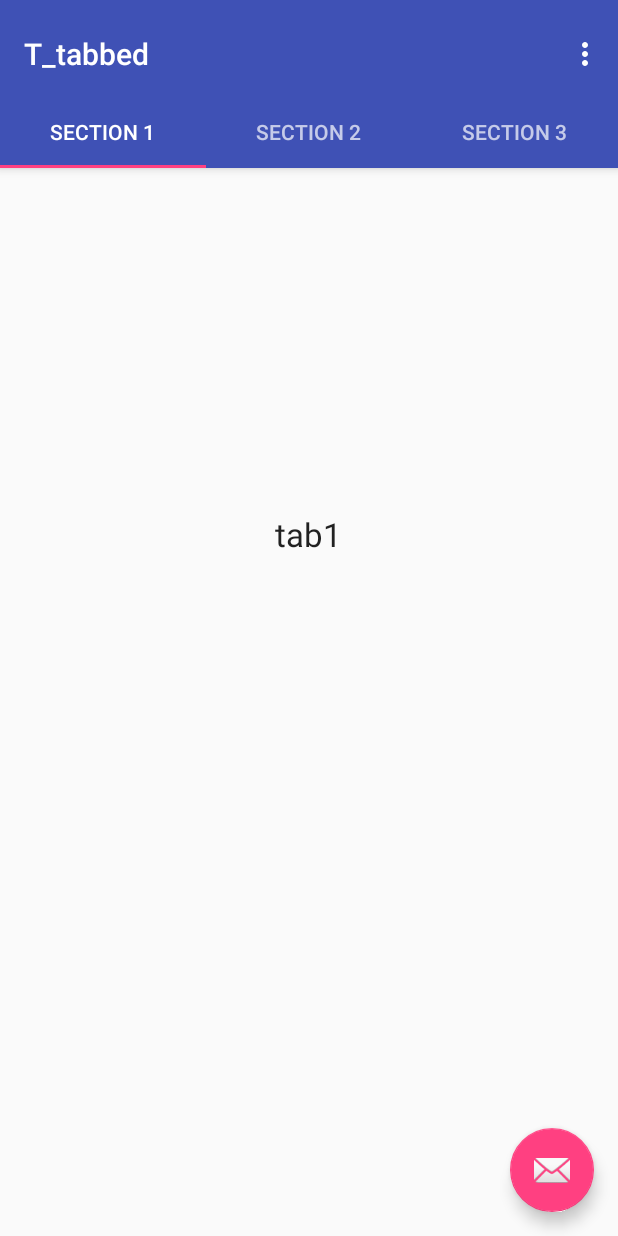
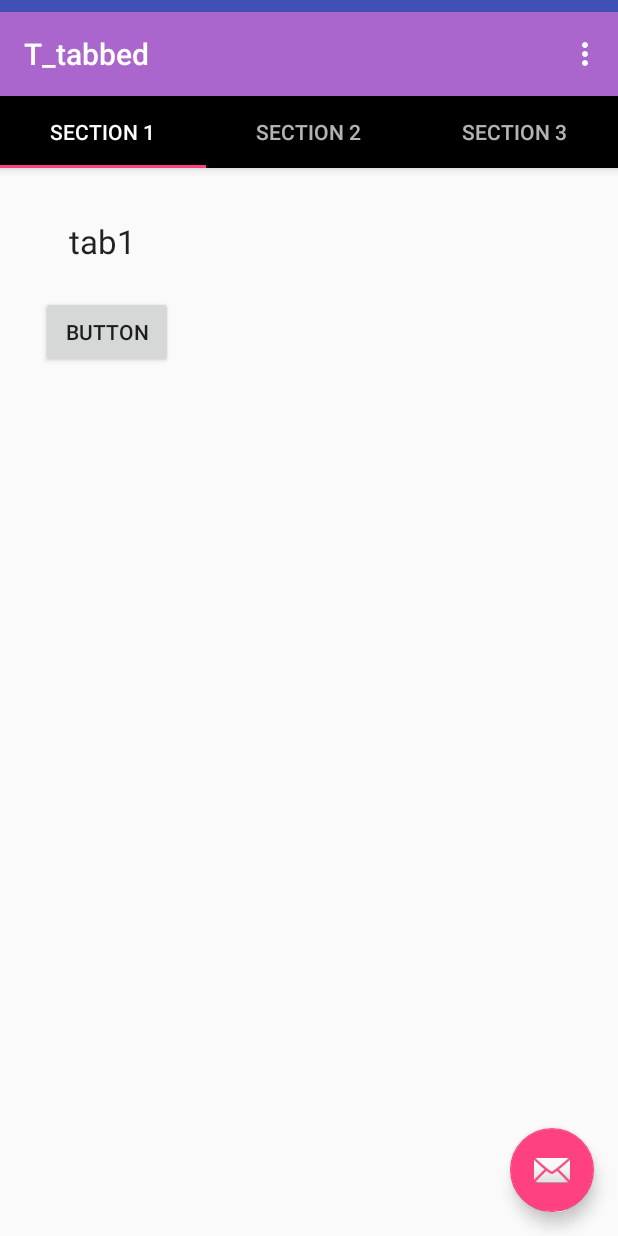
Before and after one commit to TineshShah/T_tabbed1, an Android app: the screen it shows after launch (TabTin), on a phone screen of 412 x 824 dp. Run offline under Robolectric (Android 15) with nearby library versions, the phone set to English and light mode, and no system bars.

Commit message:
tabsadded
button

```diff
--- a/app/src/main/java/com/example/tinesh/t_tabbed/TabTin.java
+++ b/app/src/main/java/com/example/tinesh/t_tabbed/TabTin.java
@@ -18,6 +18,9 @@ import android.view.View;
 import android.view.ViewGroup;
 
 import android.widget.TextView;
+import android.widget.Toast;
+
+import static android.widget.Toast.*;
 
 public class TabTin extends AppCompatActivity {
 
@@ -40,6 +43,7 @@ public class TabTin extends AppCompatActivity {
     protected void onCreate(Bundle savedInstanceState) {
         super.onCreate(savedInstanceState);
         setContentView(R.layout.activity_tab_tin);
+        addListenerOnButton();
 
         Toolbar toolbar = (Toolbar) findViewById(R.id.toolbar);
         setSupportActionBar(toolbar);
@@ -65,6 +69,11 @@ public class TabTin extends AppCompatActivity {
 
     }
 
+    private void addListenerOnButton() {
+
+
+    }
+
 
     @Override
     public boolean onCreateOptionsMenu(Menu menu) {
@@ -86,6 +95,14 @@ public class TabTin extends AppCompatActivity {
         }
 
         return super.onOptionsItemSelected(item);
+    }
+
+    public void setLogin(View view) {
+
+    }
+
+    public void Something(View view) {
+        makeText(this, "Clicked on Button", LENGTH_LONG).show();
     }
 
     /**
--- a/app/src/main/res/layout/activity_tab_tin.xml
+++ b/app/src/main/res/layout/activity_tab_tin.xml
@@ -19,7 +19,7 @@
             android:id="@+id/toolbar"
             android:layout_width="match_parent"
             android:layout_height="?attr/actionBarSize"
-            android:background="?attr/colorPrimary"
+            android:background="@android:color/holo_purple"
             app:layout_scrollFlags="scroll|enterAlways"
             app:popupTheme="@style/AppTheme.PopupOverlay">
 
@@ -28,7 +28,8 @@
         <android.support.design.widget.TabLayout
             android:id="@+id/tabs"
             android:layout_width="match_parent"
-            android:layout_height="wrap_content" />
+            android:layout_height="wrap_content"
+            android:background="@android:color/black" />
 
     </android.support.design.widget.AppBarLayout>
 
--- a/app/src/main/res/layout/tab1.xml
+++ b/app/src/main/res/layout/tab1.xml
@@ -7,8 +7,20 @@
         android:id="@+id/textView"
         android:layout_width="wrap_content"
         android:layout_height="wrap_content"
+        android:layout_marginTop="34dp"
+        android:text="tab1"
         android:layout_alignParentTop="true"
-        android:layout_centerHorizontal="true"
-        android:layout_marginTop="229dp"
-        android:text="tab1" />
+        android:layout_alignParentStart="true"
+        android:layout_marginStart="46dp" />
+
+    <Button
+        android:id="@+id/buttontab1"
+        android:layout_width="wrap_content"
+        android:layout_height="wrap_content"
+        android:text="Button"
+        android:layout_marginStart="27dp"
+        android:layout_marginTop="22dp"
+        android:layout_below="@+id/textView"
+        android:layout_alignParentStart="true"
+        android:onClick="Something"/>
 </RelativeLayout>
```
